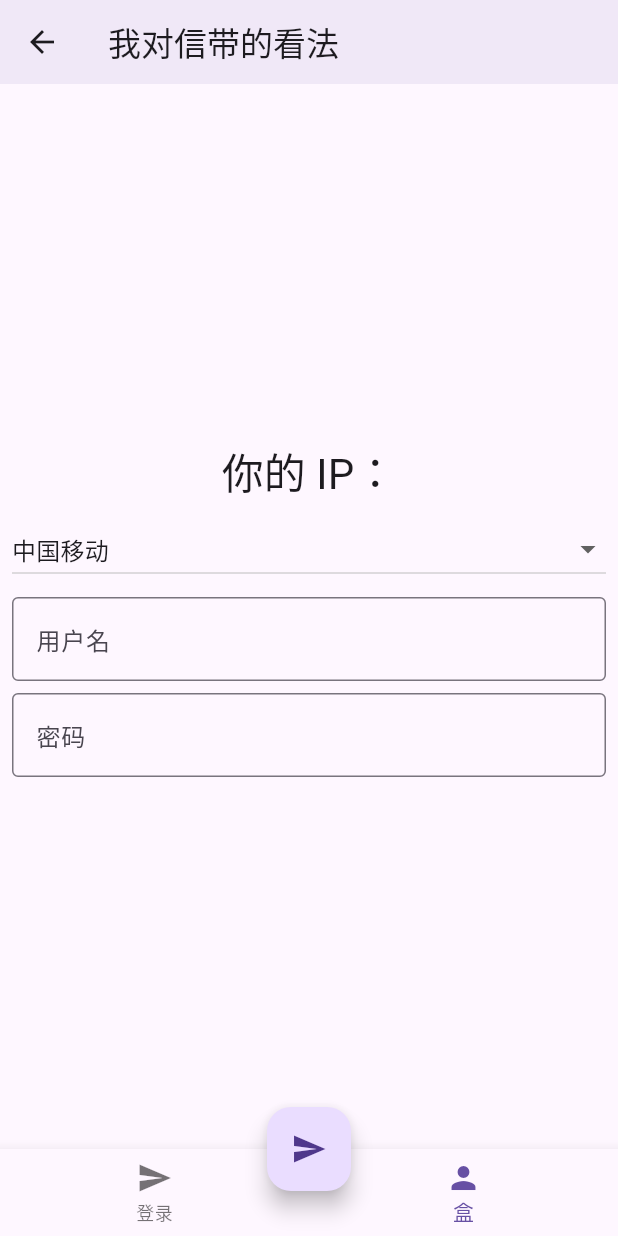
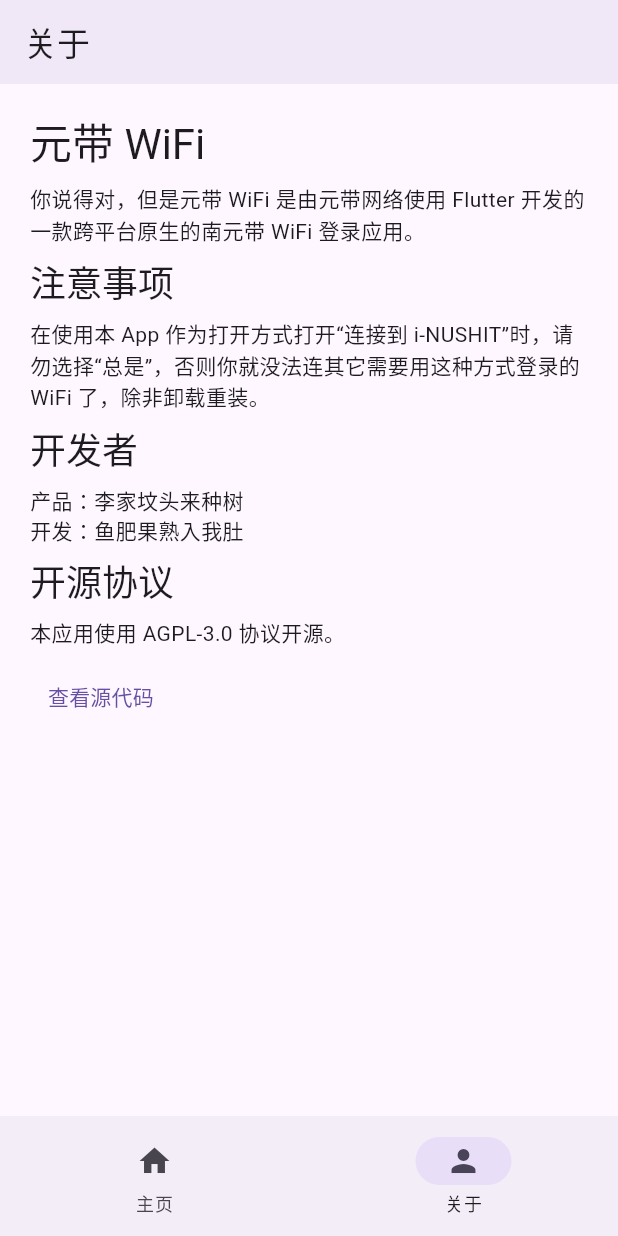
Before and after one commit to BeiyanYunyi/NUY-WiFi-Login-Flutter, a Flutter app: the screen it shows after launch, item 2 of the bottom bar chosen, on a phone screen of 412 x 824 dp. Run offline on Flutter 3.47's test engine with Material 2 defaults, Android fonts, the phone set to English and light mode, and no system bars; our stand-ins replace get, shared_preferences; missing offline and left inert: fast_gbk; network calls fail; Roboto replaces fonts that are missing (customFont).

Commit message:
Info page

```diff
--- a/lib/components/form.dart
+++ b/lib/components/form.dart
@@ -11,16 +11,6 @@
     return Column(
       mainAxisAlignment: MainAxisAlignment.center,
       children: [
-        Obx(() => DropdownButton(
-            isExpanded: true,
-            items: const [
-              DropdownMenuItem(value: ISP.cmcc, child: Text('中国移动')),
-              DropdownMenuItem(value: ISP.chinaNet, child: Text('中国电信')),
-              DropdownMenuItem(value: ISP.chinaUnicom, child: Text('中国联通')),
-              DropdownMenuItem(value: ISP.nuist, child: Text('信带土著')),
-            ],
-            value: c.isp.value,
-            onChanged: (value) => c.isp.value = value ?? ISP.cmcc)),
         Container(
           margin: const EdgeInsets.only(top: appMargin),
           child: TextField(
@@ -43,7 +33,24 @@
             controller: c.passwordController,
             onChanged: (value) => c.password.value = value,
           ),
-        )
+        ),
+        Container(
+            margin: const EdgeInsets.only(top: appMargin),
+            child: Obx(() => DropdownButtonFormField(
+                isExpanded: true,
+                decoration: const InputDecoration(
+                  border: OutlineInputBorder(),
+                  labelText: "运营商",
+                ),
+                borderRadius: BorderRadius.circular(10),
+                items: const [
+                  DropdownMenuItem(value: ISP.cmcc, child: Text('中国移动')),
+                  DropdownMenuItem(value: ISP.chinaNet, child: Text('中国电信')),
+                  DropdownMenuItem(value: ISP.chinaUnicom, child: Text('中国联通')),
+                  DropdownMenuItem(value: ISP.nuist, child: Text('元带土著')),
+                ],
+                value: c.isp.value,
+                onChanged: (value) => c.isp.value = value ?? ISP.cmcc))),
       ],
     );
   }
--- a/lib/components/my_home_page.dart
+++ /dev/null
@@ -1,109 +0,0 @@
-import 'dart:developer';
-
-import 'package:flutter/material.dart';
-import 'package:flutter/services.dart';
-import 'package:get/get.dart';
-import 'package:wifilogin/api/get_ip.dart';
-import 'package:wifilogin/api/login.dart';
-import 'package:wifilogin/components/form.dart' as app_form;
-import 'package:wifilogin/data/consts.dart';
-import 'package:wifilogin/data/login_form_data.dart';
-
-class MyHomePage extends StatelessWidget {
-  const MyHomePage({super.key, required this.title});
-
-  // This widget is the home page of your application. It is stateful, meaning
-  // that it has a State object (defined below) that contains fields that affect
-  // how it looks.
-
-  // This class is the configuration for the state. It holds the values (in this
-  // case the title) provided by the parent (in this case the App widget) and
-  // used by the build method of the State. Fields in a Widget subclass are
-  // always marked "final".
-
-  final String title;
-  static const platform = MethodChannel('club.penclub.wifilogin/default');
-
-  @override
-  Widget build(BuildContext context) {
-    final LoginFormData c = Get.find();
-    getIP().then((value) => c.ip.value = value.data);
-    c.load();
-    // This method is rerun every time setState is called, for instance as done
-    // by the _incrementCounter method above.
-    //
-    // The Flutter framework has been optimized to make rerunning build methods
-    // fast, so that you can just rebuild anything that needs updating rather
-    // than having to individually change instances of widgets.
-    return Scaffold(
-      appBar: AppBar(
-        // Here we take the value from the MyHomePage object that was created by
-        // the App.build method, and use it to set our appbar title.
-        title: Text(title),
-        elevation: 4,
-      ),
-      body: Scrollbar(
-          child: Center(
-              child: SingleChildScrollView(
-        primary: true,
-        // Center is a layout widget. It takes a single child and positions it
-        // in the middle of the parent.
-        child: Column(
-          // Column is also a layout widget. It takes a list of children and
-          // arranges them vertically. By default, it sizes itself to fit its
-          // children horizontally, and tries to be as tall as its parent.
-          //
-          // Invoke "debug painting" (press "p" in the console, choose the
-          // "Toggle Debug Paint" action from the Flutter Inspector in Android
-          // Studio, or the "Toggle Debug Paint" command in Visual Studio Code)
-          // to see the wireframe for each widget.
-          //
-          // Column has various properties to control how it sizes itself and
-          // how it positions its children. Here we use mainAxisAlignment to
-          // center the children vertically; the main axis here is the vertical
-          // axis because Columns are vertical (the cross axis would be
-          // horizontal).
-          mainAxisAlignment: MainAxisAlignment.center,
-          children: <Widget>[
-            Obx(() => Text(
-                  '你的 IP：${c.ip}',
-                  style: Theme.of(context).textTheme.headline4,
-                )),
-            Container(
-                margin: const EdgeInsets.all(appMargin),
-                child: const app_form.Form()),
-          ],
-        ),
-      ))),
-      floatingActionButtonLocation: FloatingActionButtonLocation.centerDocked,
-      bottomNavigationBar: BottomNavigationBar(
-        items: const <BottomNavigationBarItem>[
-          BottomNavigationBarItem(icon: Icon(Icons.send), label: '登录'),
-          BottomNavigationBarItem(icon: Icon(Icons.person), label: '盒'),
-        ],
-        currentIndex: Get.currentRoute == '/' ? 0 : 1,
-        onTap: (value) => Get.toNamed(value == 0 ? '/' : '/my'),
-      ),
-      floatingActionButton: FloatingActionButton(
-        onPressed: () {
-          login(form: c, ip: c.ip.value)
-              .then((res) => {
-                    Get.snackbar("登录成功", res.message),
-                    platform.invokeMethod("reportCaptivePortalDismissed")
-                  })
-              .then((res) => c.save())
-              .catchError((err) => {
-                    log(err.toString(), level: 4),
-                    Get.snackbar(
-                        "登录失败",
-                        (err as Exception)
-                            .toString()
-                            .replaceFirst('Exception: ', '')),
-                  });
-        },
-        tooltip: 'Increment',
-        child: const Icon(Icons.send),
-      ), // This trailing comma makes auto-formatting nicer for build methods.
-    );
-  }
-}
--- /dev/null
+++ b/lib/components/my_navigation_bar.dart
@@ -0,0 +1,25 @@
+import 'package:flutter/material.dart';
+import 'package:get/get.dart';
+import 'package:wifilogin/data/location.dart';
+
+class MyNavigationBar extends StatelessWidget {
+  const MyNavigationBar({
+    Key? key,
+  }) : super(key: key);
+
+  @override
+  Widget build(BuildContext context) {
+    final LocationData loc = Get.find();
+    return Obx(() => NavigationBar(
+          destinations: const <Widget>[
+            NavigationDestination(icon: Icon(Icons.home), label: '主页'),
+            NavigationDestination(icon: Icon(Icons.person), label: '关于'),
+          ],
+          selectedIndex: loc.loc.value,
+          onDestinationSelected: (value) => {
+            loc.loc.value = value,
+            loc.title.value = value == 0 ? '元带 WiFi' : '关于'
+          },
+        ));
+  }
+}
--- /dev/null
+++ b/lib/components/my_scaffold.dart
@@ -0,0 +1,66 @@
+import 'dart:developer';
+
+import 'package:flutter/foundation.dart';
+import 'package:flutter/material.dart';
+import 'package:flutter/services.dart';
+import 'package:get/get.dart';
+import 'package:wifilogin/api/get_ip.dart';
+import 'package:wifilogin/api/login.dart';
+import 'package:wifilogin/components/my_navigation_bar.dart';
+import 'package:wifilogin/data/location.dart';
+import 'package:wifilogin/data/login_form_data.dart';
+import 'package:wifilogin/pages/my_home_page.dart';
+
+import '../pages/info_page.dart';
+
+class MyScaffold extends StatelessWidget {
+  const MyScaffold({super.key});
+  static const platform = MethodChannel('club.penclub.wifilogin/default');
+
+  @override
+  Widget build(BuildContext context) {
+    final LoginFormData c = Get.find();
+    final LocationData loc = Get.find();
+    getIP().then((value) => c.ip.value = value.data);
+    c.load();
+
+    return Obx(() => Scaffold(
+          appBar: AppBar(
+            title: Obx(() => Text(loc.title.value)),
+            elevation: 4,
+          ),
+          body: loc.loc.value == 0 ? const MyHomePage() : const InfoPage(),
+          floatingActionButtonLocation:
+              FloatingActionButtonLocation.centerDocked,
+          bottomNavigationBar: const MyNavigationBar(),
+          floatingActionButton: loc.loc.value == 0
+              ? FloatingActionButton(
+                  onPressed: () {
+                    login(form: c, ip: c.ip.value)
+                        .then((res) => {
+                              Get.snackbar("登录成功", res.message,
+                                  duration: const Duration(seconds: 1)),
+                              if (defaultTargetPlatform ==
+                                  TargetPlatform.android)
+                                {
+                                  platform.invokeMethod(
+                                      "reportCaptivePortalDismissed")
+                                }
+                            })
+                        .then((res) => c.save())
+                        .catchError((err) => {
+                              log(err.toString(), level: 4),
+                              Get.snackbar(
+                                  "登录失败",
+                                  (err as Exception)
+                                      .toString()
+                                      .replaceFirst('Exception: ', '')),
+                            });
+                  },
+                  tooltip: '登录',
+                  child: const Icon(Icons.send),
+                )
+              : null, // This trailing comma makes auto-formatting nicer for build methods.
+        ));
+  }
+}
--- /dev/null
+++ b/lib/data/location.dart
@@ -0,0 +1,7 @@
+import 'package:get/get.dart';
+
+class LocationData extends GetxController {
+  var loc = 0.obs;
+  var title = "元带 WiFi".obs;
+  LocationData();
+}
--- a/lib/main.dart
+++ b/lib/main.dart
@@ -1,6 +1,8 @@
+import 'package:flutter/foundation.dart';
 import 'package:flutter/material.dart';
 import 'package:get/get.dart';
-import 'package:wifilogin/components/my_home_page.dart';
+import 'package:wifilogin/components/my_scaffold.dart';
+import 'package:wifilogin/data/location.dart';
 import 'package:wifilogin/data/login_form_data.dart';
 
 void main() {
@@ -14,28 +16,21 @@
   @override
   Widget build(BuildContext context) {
     Get.put(LoginFormData());
+    Get.put(LocationData());
     return GetMaterialApp(
-      title: '信带 WiFi',
+      title: '元带 WiFi',
+      transitionDuration: const Duration(milliseconds: 200),
       theme: ThemeData(
-        fontFamily: 'customFont',
+        fontFamily: defaultTargetPlatform == TargetPlatform.windows
+            ? 'Microsoft YaHei UI'
+            : null,
         primarySwatch: Colors.teal,
         useMaterial3: true,
         // colorScheme: ColorScheme.fromSwatch(primarySwatch: Colors.blue)),
       ),
       darkTheme: ThemeData.dark(useMaterial3: true),
+      home: const MyScaffold(),
       initialRoute: '/',
-      getPages: [
-        GetPage(
-            name: '/',
-            page: () => const MyHomePage(title: '信带 WiFi'),
-            transition: Transition.leftToRight,
-            transitionDuration: const Duration(milliseconds: 200)),
-        GetPage(
-            name: '/my',
-            page: () => const MyHomePage(title: '我对信带的看法'),
-            transition: Transition.rightToLeft,
-            transitionDuration: const Duration(milliseconds: 200)),
-      ],
     );
   }
 }
--- /dev/null
+++ b/lib/pages/info_page.dart
@@ -0,0 +1,80 @@
+import 'package:flutter/material.dart';
+import 'package:url_launcher/url_launcher.dart';
+
+class InfoPage extends StatelessWidget {
+  const InfoPage({Key? key}) : super(key: key);
+
+  // This widget is the root of your application.
+  @override
+  Widget build(BuildContext context) {
+    return Scrollbar(
+      child: SingleChildScrollView(
+          child: Container(
+        margin: const EdgeInsets.all(20),
+        child: Column(
+          crossAxisAlignment: CrossAxisAlignment.start,
+          children: [
+            Text(
+              "元带 WiFi",
+              style: Theme.of(context).textTheme.headline4,
+            ),
+            const Padding(
+              padding: EdgeInsets.only(top: 8.0),
+              child: Text(
+                  "你说得对，但是元带 WiFi 是由元带网络使用 Flutter 开发的一款跨平台原生的南元带 WiFi 登录应用。"),
+            ),
+            Padding(
+              padding: const EdgeInsets.only(top: 8.0),
+              child: Text(
+                "注意事项",
+                style: Theme.of(context).textTheme.headline5,
+              ),
+            ),
+            const Padding(
+              padding: EdgeInsets.only(top: 8.0),
+              child: Text(
+                  "在使用本 App 作为打开方式打开“连接到 i-NUSHIT”时，请勿选择“总是”，否则你就没法连其它需要用这种方式登录的 WiFi 了，除非卸载重装。"),
+            ),
+            Padding(
+              padding: const EdgeInsets.only(top: 8.0),
+              child: Text(
+                "开发者",
+                style: Theme.of(context).textTheme.headline5,
+              ),
+            ),
+            const Padding(
+              padding: EdgeInsets.only(top: 8.0),
+              child: Text("产品：李家坟头来种树"),
+            ),
+            const Text("开发：鱼肥果熟入我肚"),
+            Padding(
+              padding: const EdgeInsets.only(top: 8.0),
+              child: Text(
+                "开源协议",
+                style: Theme.of(context).textTheme.headline5,
+              ),
+            ),
+            const Padding(
+              padding: EdgeInsets.only(top: 8.0),
+              child: Text("本应用使用 AGPL-3.0 协议开源。"),
+            ),
+            Padding(
+              padding: const EdgeInsets.only(
+                top: 8.0,
+              ),
+              child: TextButton(
+                onPressed: () => {
+                  launchUrl(
+                      Uri.parse(
+                          "https://github.com/lixiang810/NUY-WiFi-Login-Flutter"),
+                      mode: LaunchMode.externalApplication)
+                },
+                child: const Text("查看源代码"),
+              ),
+            ),
+          ],
+        ),
+      )),
+    );
+  }
+}
--- /dev/null
+++ b/lib/pages/my_home_page.dart
@@ -0,0 +1,31 @@
+import 'package:flutter/material.dart';
+import 'package:get/get.dart';
+import 'package:wifilogin/components/form.dart' as app_form;
+import 'package:wifilogin/data/consts.dart';
+import 'package:wifilogin/data/login_form_data.dart';
+
+class MyHomePage extends StatelessWidget {
+  const MyHomePage({super.key});
+
+  @override
+  Widget build(BuildContext context) {
+    final LoginFormData c = Get.find();
+    return Scrollbar(
+        child: Center(
+            child: SingleChildScrollView(
+      primary: true,
+      child: Column(
+        mainAxisAlignment: MainAxisAlignment.center,
+        children: <Widget>[
+          Obx(() => Text(
+                '你的 IP：${c.ip}',
+                style: Theme.of(context).textTheme.headline4,
+              )),
+          Container(
+              margin: const EdgeInsets.all(appMargin),
+              child: const app_form.Form()),
+        ],
+      ),
+    )));
+  }
+}
--- a/pubspec.yaml
+++ b/pubspec.yaml
@@ -32,6 +32,7 @@
   http: ^0.13.5
   json_annotation: ^4.7.0
   provider: ^6.0.4
+  url_launcher: ^6.1.7
   flutter:
     sdk: flutter
 
```
Also changed, not shown: pubspec.lock, 6 other files.
